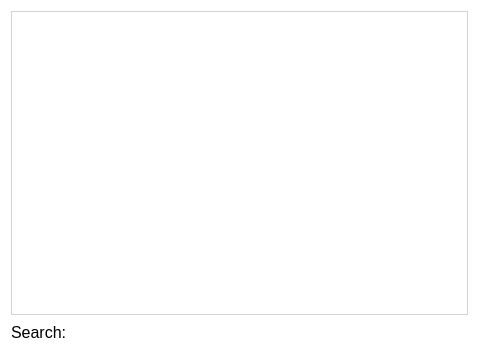
Above: pastrocore/gui_pyside/tab_observation_any.ui from Torward1024/pAstroCORE before the change. Below: the same form after it.
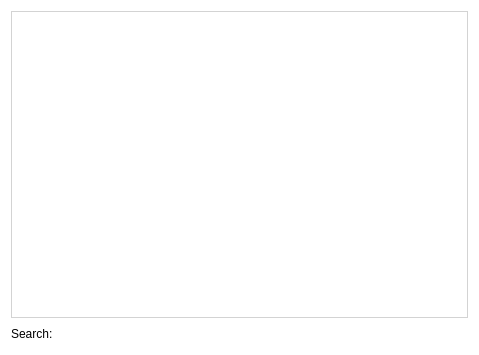
That is the form after the change.

```diff
--- a/pastrocore/gui_pyside/tab_observation_any.ui
+++ b/pastrocore/gui_pyside/tab_observation_any.ui
@@ -22,7 +22,7 @@
      <property name="font">
       <font>
        <family>Arial</family>
-       <pointsize>12</pointsize>
+       <pointsize>9</pointsize>
       </font>
      </property>
      <property name="text">
@@ -32,10 +32,16 @@
    </item>
    <item row="1" column="1">
     <widget class="QLineEdit" name="search">
+     <property name="font">
+      <font>
+       <family>Arial</family>
+       <pointsize>9</pointsize>
+      </font>
+     </property>
      <property name="styleSheet">
       <string notr="true">QLineEdit {
     font-family: Arial;
-    font-size: 12pt;
+    font-size: 9pt;
     color: #333333;
     padding: 1px;
     border-radius: 3px;
```
